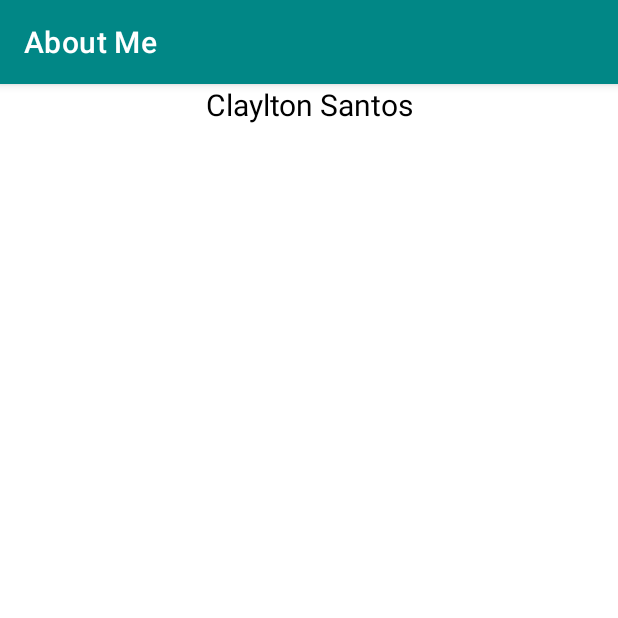
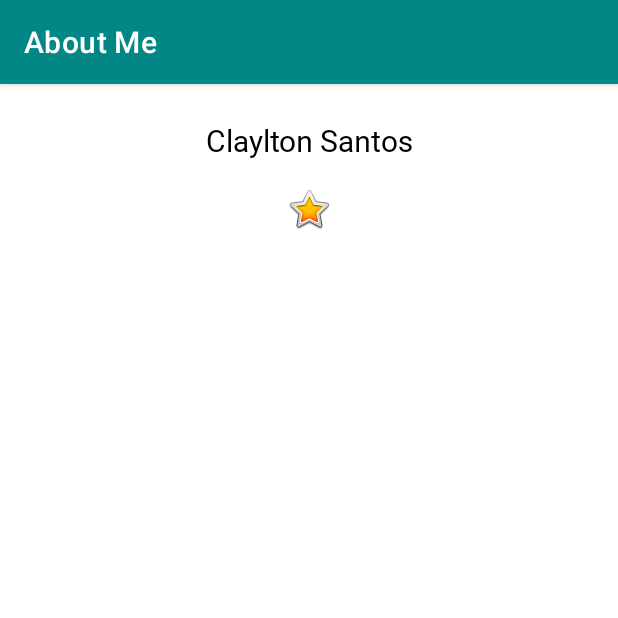
Before and after one commit to claylton/About-Me, an Android app: the screen it shows after launch (MainActivity), on a phone screen of 412 x 824 dp, the top half of it. Run offline under Robolectric (Android 15) with nearby library versions, the phone set to English and light mode, and no system bars.

Commit message:
Alterando layout
Adicionando e customizando o nome de usuário

Adicionando uma imagem de estrela

```diff
--- a/app/src/main/res/layout/activity_main.xml
+++ b/app/src/main/res/layout/activity_main.xml
@@ -1,5 +1,6 @@
 <?xml version="1.0" encoding="utf-8"?>
 <LinearLayout xmlns:android="http://schemas.android.com/apk/res/android"
+    xmlns:app="http://schemas.android.com/apk/res-auto"
     android:orientation="vertical" android:layout_width="match_parent"
     android:layout_height="match_parent">
 
@@ -9,6 +10,13 @@
         android:layout_height="wrap_content"
         android:text="@string/name"
         android:textAlignment="center"
-        android:textColor="@android:color/black"
-        android:textSize="@dimen/text_size" />
+        style="@style/NameStyle" />
+
+    <ImageView
+        android:id="@+id/star_image"
+        android:layout_width="match_parent"
+        android:layout_height="wrap_content"
+        android:layout_marginTop="@dimen/layout_margin"
+        android:contentDescription="@string/yellow_star"
+        app:srcCompat="@android:drawable/btn_star_big_on" />
 </LinearLayout>
--- a/app/src/main/res/values/dimens.xml
+++ b/app/src/main/res/values/dimens.xml
@@ -1,4 +1,6 @@
 <?xml version="1.0" encoding="utf-8"?>
 <resources>
     <dimen name="text_size">20sp</dimen>
+    <dimen name="small_pading">8dp</dimen>
+    <dimen name="layout_margin">16dp</dimen>
 </resources>
--- a/app/src/main/res/values/strings.xml
+++ b/app/src/main/res/values/strings.xml
@@ -1,4 +1,5 @@
 <resources>
     <string name="app_name">About Me</string>
     <string name="name">Claylton Santos</string>
+    <string name="yellow_star">Yellow Star</string>
 </resources>
--- /dev/null
+++ b/app/src/main/res/values/styles.xml
@@ -0,0 +1,11 @@
+<?xml version="1.0" encoding="utf-8"?>
+<resources>
+
+    <style name="NameStyle">
+        <item name="android:layout_marginTop">@dimen/layout_margin</item>
+        <item name="android:fontFamily">@font/roboto</item>
+        <item name="android:paddingTop">@dimen/small_pading</item>
+        <item name="android:textColor">@android:color/black</item>
+        <item name="android:textSize">@dimen/text_size</item>
+    </style>
+</resources>
```
Also changed, not shown: app/src/main/res/font/roboto.ttf (added).
